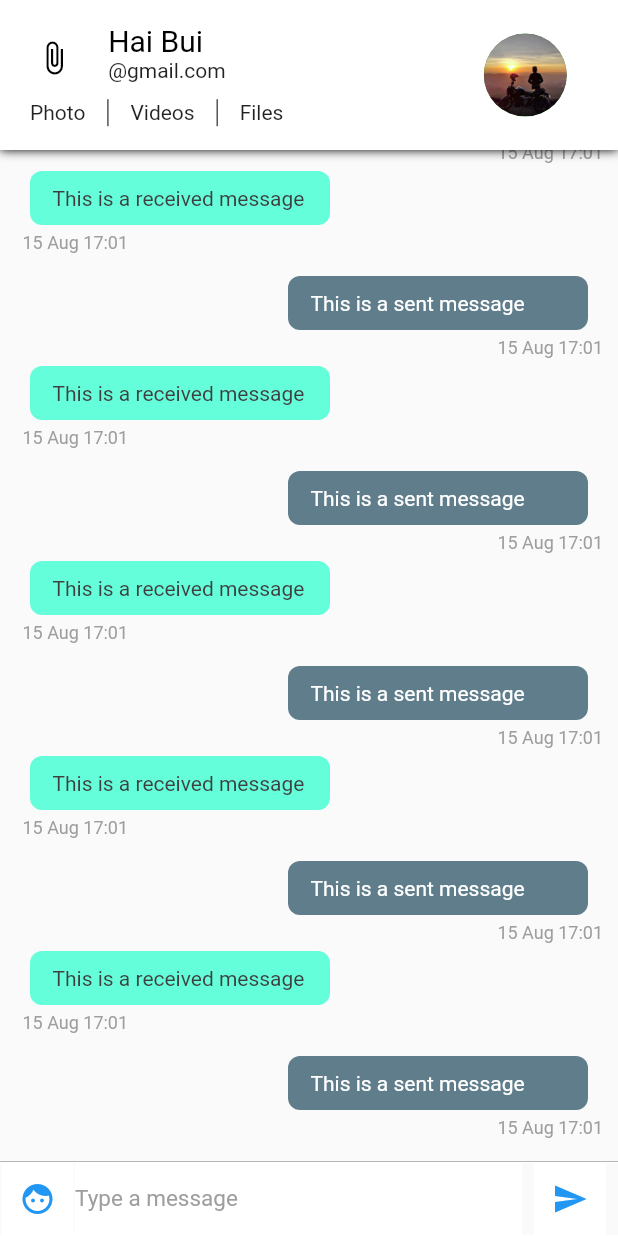
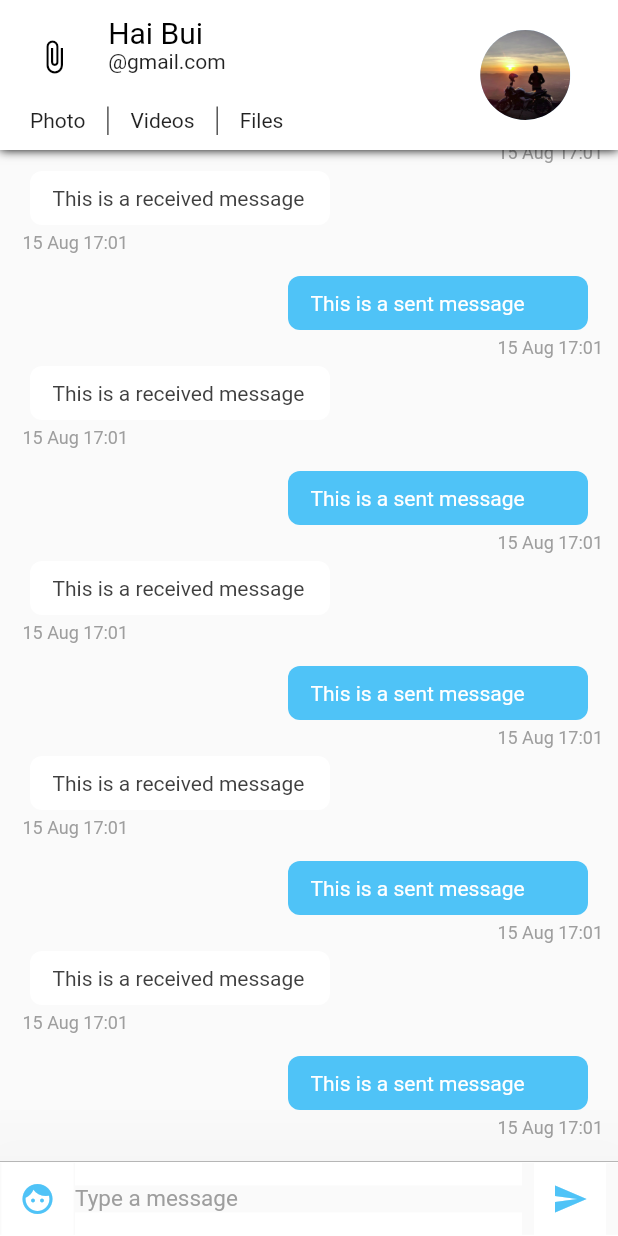
Before and after one commit to haibthe/flutter-messaging, a Flutter app: the screen it shows after launch, on a phone screen of 412 x 824 dp. Run offline on Flutter 3.47's test engine with Material 2 defaults, Android fonts, the phone set to English and light mode, and no system bars.

Commit message:
Day 6-7: Implementing a slideable widget using bottomsheet. Fix test ui

```diff
--- a/lib/config/palette.dart
+++ b/lib/config/palette.dart
@@ -1,19 +1,23 @@
 import 'package:flutter/material.dart';
 
 class Palette {
-  static Color primaryColor = Colors.blue;
+  static Color primaryColor = Colors.white;
+  static Color accentColor = Color(0xff4fc3f7);
+
   static Color secondaryColor = Colors.black;
+
   //
   static Color primaryTextColor = Colors.black;
   static Color secondaryTextColor = Colors.black87;
   //
   static Color primaryBackgroundColor = Colors.white;
   //
-  static Color selfMessageBackgroundColor = Colors.blueGrey;
+  static Color selfMessageBackgroundColor = Color(0xff4fc3f7);
   static Color selfMessageColor = Colors.white;
   //
-  static Color otherMessageBackgroundColor = Colors.tealAccent;
+  static Color otherMessageBackgroundColor = Colors.white;
   static Color otherMessageColor = Color(0xff3f3f3f);
   //
   static Color greyColor = Colors.grey;
+  static Color chatBackgroundColor = Color(0xfffafafa);
 }
--- a/lib/main.dart
+++ b/lib/main.dart
@@ -1,4 +1,5 @@
 import 'package:flutter/material.dart';
+import 'package:messaging_app/config/palette.dart';
 import 'package:messaging_app/pages/conversation_page_list.dart';
 
 void main() => runApp(MyApp());
@@ -10,7 +11,7 @@ class MyApp extends StatelessWidget {
     return MaterialApp(
       title: 'Flutter Demo',
       theme: ThemeData(
-        primarySwatch: Colors.green,
+        primaryColor: Palette.primaryColor,
       ),
       home: ConversationPageList(),
     );
--- a/lib/pages/conversation_page.dart
+++ b/lib/pages/conversation_page.dart
@@ -1,20 +1,29 @@
 import 'package:flutter/material.dart';
+import 'package:messaging_app/config/palette.dart';
 import 'package:messaging_app/widget/chat_app_bar.dart';
 import 'package:messaging_app/widget/chat_list_widget.dart';
+import 'package:messaging_app/widget/conversation_bottom_sheet.dart';
 import 'package:messaging_app/widget/input_widget.dart';
 
 class ConversationPage extends StatefulWidget {
+  const ConversationPage();
+
   @override
   _ConversationPageState createState() => new _ConversationPageState();
 }
 
 class _ConversationPageState extends State<ConversationPage> {
+  final GlobalKey<ScaffoldState> _scaffoldKey = GlobalKey<ScaffoldState>();
+
   @override
   Widget build(BuildContext context) {
     return SafeArea(
       child: Scaffold(
+        key: _scaffoldKey,
         appBar: ChatAppBar(),
-        body: Stack(
+        body: Container(
+          color: Palette.chatBackgroundColor,
+          child: Stack(
             children: <Widget>[
               Column(
                 children: <Widget>[
@@ -22,7 +31,9 @@ class _ConversationPageState extends State<ConversationPage> {
                   GestureDetector(
                     onPanUpdate: (details) {
                       if (details.delta.dy < 0) {
-
+                        _scaffoldKey.currentState.showBottomSheet((context) {
+                          return ConversationBottomSheet();
+                        });
                       }
                     },
                     child: InputWidget(),
@@ -32,6 +43,7 @@ class _ConversationPageState extends State<ConversationPage> {
             ],
           ),
         ),
+      ),
     );
   }
 }
--- a/lib/widget/chat_app_bar.dart
+++ b/lib/widget/chat_app_bar.dart
@@ -5,14 +5,19 @@ import 'package:messaging_app/config/palette.dart';
 class ChatAppBar extends StatelessWidget implements PreferredSizeWidget {
   final double height = 100;
 
-  ChatAppBar();
+  const ChatAppBar();
 
   @override
   Widget build(BuildContext context) {
-    var textHeading = TextStyle(color: Palette.primaryTextColor, fontSize: 20);
-    var textStyle = TextStyle(color: Palette.secondaryTextColor);
+    var textHeading = TextStyle(
+      color: Palette.primaryTextColor,
+      fontSize: 20,
+    );
+    var textStyle = TextStyle(
+      color: Palette.secondaryTextColor,
+    );
 
-    var width = MediaQuery.of(context).size.width;
+//    var width = MediaQuery.of(context).size.width;
 
     return Material(
       child: Container(
@@ -24,6 +29,7 @@ class ChatAppBar extends StatelessWidget implements PreferredSizeWidget {
         ]),
         child: Container(
           color: Palette.primaryBackgroundColor,
+          padding: EdgeInsets.only(top: 10, bottom: 10),
           child: Row(
             children: <Widget>[
               Expanded(
@@ -32,8 +38,9 @@ class ChatAppBar extends StatelessWidget implements PreferredSizeWidget {
                   child: Column(
                     mainAxisSize: MainAxisSize.min,
                     children: <Widget>[
-                      Container(
-                        height: 70 - (width * 0.06),
+                      Expanded(
+                        flex: 7,
+                        child: Container(
                           child: Row(
                             crossAxisAlignment: CrossAxisAlignment.start,
                             children: <Widget>[
@@ -69,7 +76,10 @@ class ChatAppBar extends StatelessWidget implements PreferredSizeWidget {
                             ],
                           ),
                         ),
-                      Container(
+                      ),
+                      Expanded(
+                        flex: 3,
+                        child: Container(
                           height: 23,
                           padding: EdgeInsets.fromLTRB(20, 5, 5, 0),
                           child: Row(
@@ -96,6 +106,7 @@ class ChatAppBar extends StatelessWidget implements PreferredSizeWidget {
                               ),
                             ],
                           ),
+                        ),
                       )
                     ],
                   ),
@@ -106,7 +117,7 @@ class ChatAppBar extends StatelessWidget implements PreferredSizeWidget {
                 child: Container(
                   child: Center(
                     child: CircleAvatar(
-                      radius: (80 - (width * 0.06)) / 2,
+                      radius: 30,
                       backgroundImage: Image.asset(
                         Assets.user,
                       ).image,
--- a/lib/widget/chat_item_widget.dart
+++ b/lib/widget/chat_item_widget.dart
@@ -3,9 +3,9 @@ import 'package:intl/intl.dart';
 import 'package:messaging_app/config/palette.dart';
 
 class ChatItemWidget extends StatelessWidget {
-  var index;
+  final int index;
 
-  ChatItemWidget(this.index);
+  const ChatItemWidget(this.index);
 
   @override
   Widget build(BuildContext context) {
--- a/lib/widget/input_widget.dart
+++ b/lib/widget/input_widget.dart
@@ -1,12 +1,17 @@
 import 'package:flutter/material.dart';
 import 'package:messaging_app/config/palette.dart';
+import 'package:messaging_app/widget/conversation_bottom_sheet.dart';
 
 class InputWidget extends StatelessWidget {
   final TextEditingController textEditingController = TextEditingController();
 
+  InputWidget();
+
   @override
   Widget build(BuildContext context) {
-    return Container(
+    return Material(
+      elevation: 60.0,
+      child: Container(
         width: double.infinity,
         height: 50,
         decoration: BoxDecoration(
@@ -25,13 +30,26 @@ class InputWidget extends StatelessWidget {
                 color: Colors.white,
                 margin: EdgeInsets.symmetric(horizontal: 1),
                 child: IconButton(
-                onPressed: () {},
+                  onPressed: () {
+                    showModalBottomSheet(
+                        context: context,
+                        builder: (bc) {
+                          return Container(
+                            child: Wrap(
+                              children: <Widget>[
+                                ConversationBottomSheet(),
+                              ],
+                            ),
+                          );
+                        });
+                  },
                   icon: Icon(Icons.face),
-                color: Palette.primaryColor,
+                  color: Palette.accentColor,
                 ),
               ),
             ),
             Flexible(
+              child: Material(
                 child: Container(
                   child: TextField(
                     style: TextStyle(
@@ -46,6 +64,7 @@ class InputWidget extends StatelessWidget {
                   ),
                 ),
               ),
+            ),
             Material(
               child: Container(
                 margin: EdgeInsets.symmetric(horizontal: 8.0),
@@ -53,12 +72,13 @@ class InputWidget extends StatelessWidget {
                 child: IconButton(
                   onPressed: () {},
                   icon: Icon(Icons.send),
-                color: Palette.primaryColor,
+                  color: Palette.accentColor,
                 ),
               ),
             )
           ],
         ),
+      ),
     );
   }
 }
--- a/pubspec.yaml
+++ b/pubspec.yaml
@@ -24,6 +24,7 @@ dependencies:
   # Use with the CupertinoIcons class for iOS style icons.
   cupertino_icons: ^0.1.2
   intl: ^0.16.0
+  rubber: ^0.4.0 # BottomSheet
 
 dev_dependencies:
   flutter_test:
```
Also changed, not shown: lib/config/styles.dart (added, +10 -0 lines), lib/pages/conversation_bottom_sheet.dart (deleted, +0 -13 lines), lib/widget/chat_row_widget.dart (added, +54 -0 lines), lib/widget/conversation_bottom_sheet.dart (added, +49 -0 lines), lib/widget/navigation_pill_widget.dart (added, +39 -0 lines), 13 other files. Lines whose indentation alone changed are shown as unchanged.
